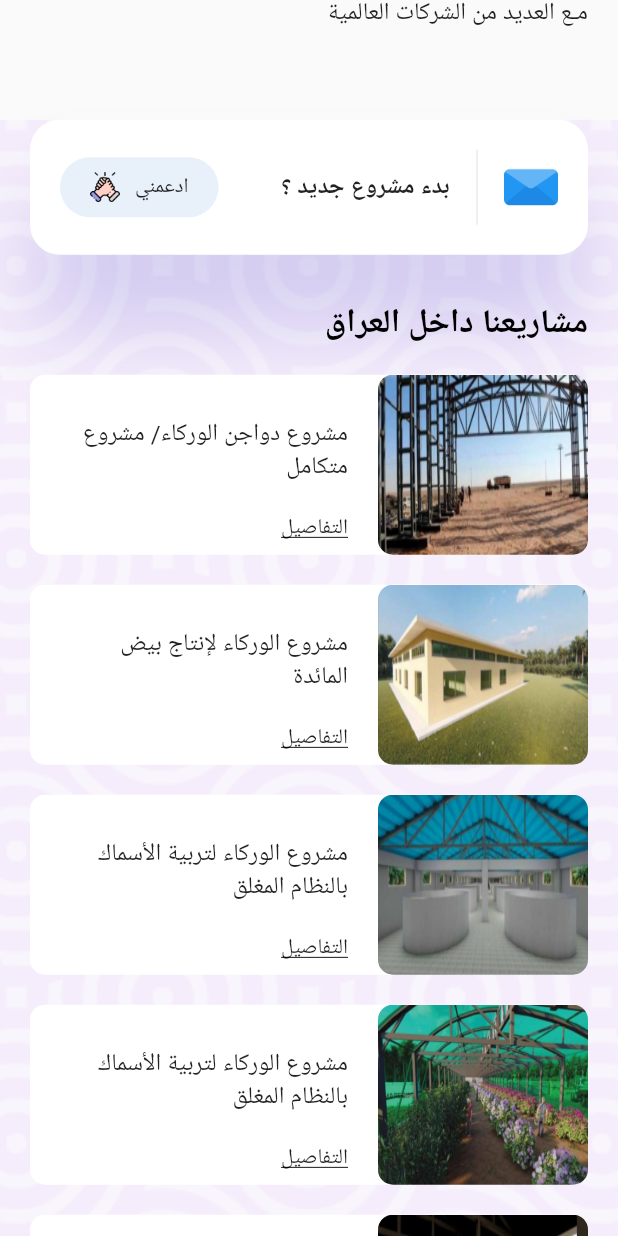
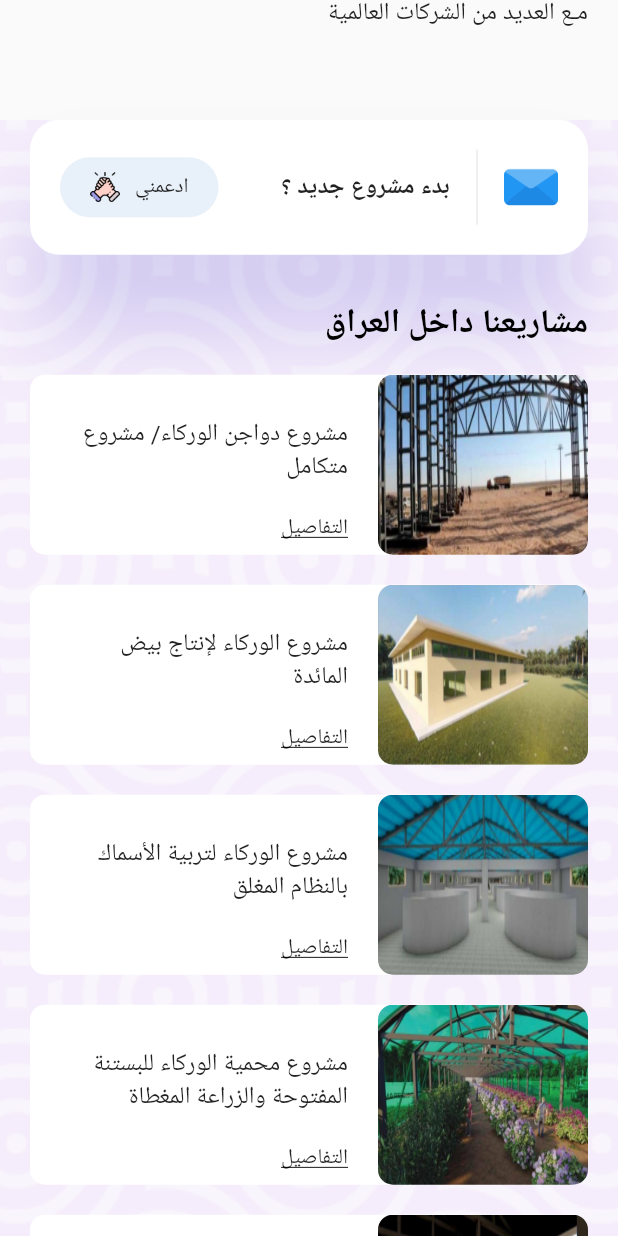
Before and after one commit to zaidoonkamil/iraq_company_site, a Flutter app: the screen it shows after launch, scrolled down 1728 dp, on a phone screen of 412 x 824 dp. Run offline on Flutter 3.47's test engine with Material 2 defaults, Android fonts, the phone set to English and light mode, and no system bars; our stand-ins replace carousel_slider.

Commit message:
last update

```diff
--- a/lib/mobile/models/RecentWork.dart
+++ b/lib/mobile/models/RecentWork.dart
@@ -34,8 +34,8 @@ List<RecentWork> recentWorksMobile = [
   ),
   RecentWork(
     id: 4,
-    title: " مشروع الوركاء لتربية الأسماك بالنظام المغلق",
-    category: "4-مشروع الوركاء لتربية الأسماك بالنظام المغلقمساحة الأرض الخاصة بالمشروع: (7.071.24) دونم أي ما يعادل (17,687,100) م2.القائم بالدراسة والتصاميم: شركة الخيرات العراقية لاستثمارات الثروة الحيوانية والزراعية والصناعية الغذائية واعداد الدراسات.عنوان المشروع: محافظة المثنى – السلمان – مقاطعة 1 الشيخة – قطعة رقم 1.كلفة انشاء وتجهيز المشروع بالمعدات: 90,852,381,620 دينار عراقي.الكلفة التشغيلية للمشروع: 5,171,040,000 دينار عراقي.قيمة الاندثار السنوي: 3,494,256,740 دينار عراقي.قيمة صافي الربح السنوي: 31,098,203,260 دينار عراقي.فترة استرداد راس المال: 48 شهر.نسبة العائد السنوي لرأس المال: 32.96 %.تاريخ اعداد الدراسات: تموز – 2020.",
+    title: "مشروع محمية الوركاء للبستنة المفتوحة والزراعة المغطاة",
+    category: "-مشروع محمية الوركاء للبستنة المفتوحة والزراعة المغطاة مساحة الأرض الخاصة بالمشروع: (7.071.24) دونم أي ما يعادل (17,687,100) م2. القائم بالدراسة والتصاميم: شركة الخيرات العراقية لاستثمارات الثروة الحيوانية والزراعية والصناعية الغذائية واعداد الدراسات. عنوان المشروع: محافظة المثنى – السلمان – مقاطعة 1 الشيخة – قطعة رقم 1. كلفة انشاء وتجهيز المشروع بالمعدات: 90,852,381,620 دينار عراقي. الكلفة التشغيلية للمشروع: 5,171,040,000 دينار عراقي. قيمة الاندثار السنوي: 3,494,256,740 دينار عراقي. قيمة صافي الربح السنوي: 31,098,203,260 دينار عراقي. فترة استرداد راس المال: 48 شهر. نسبة العائد السنوي لرأس المال: 32.96 %. تاريخ اعداد الدراسات: تموز – 2020.",
     image: "assets/images/photo_2023-10-31_21-19-30.jpg",
   ),
   RecentWork(
```
Also changed, not shown: lib/mobile/sections/top_images/top_images.dart (+4 -3 lines).
